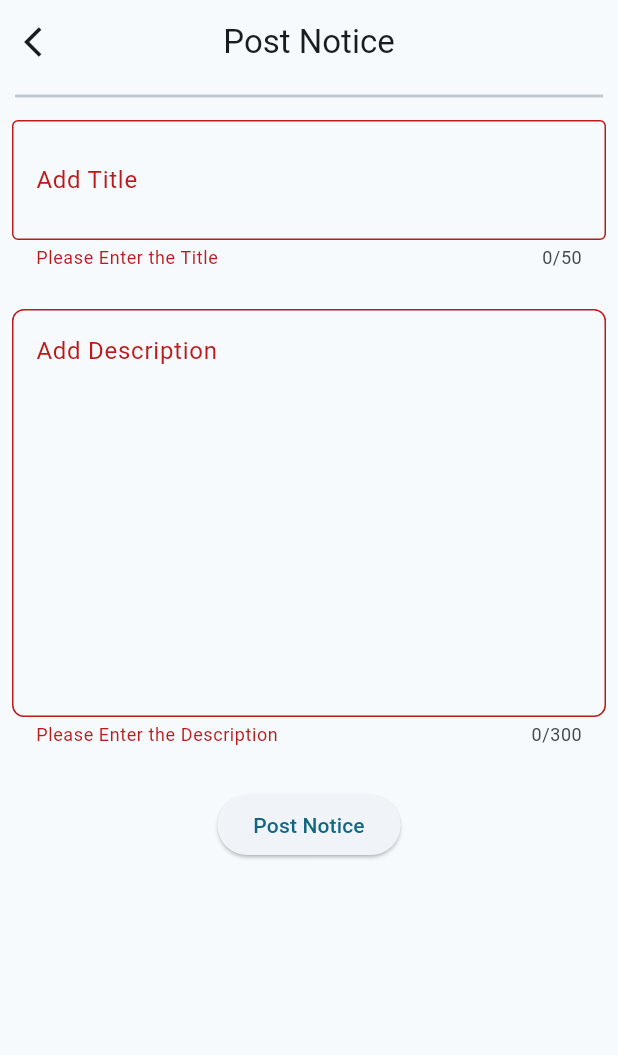
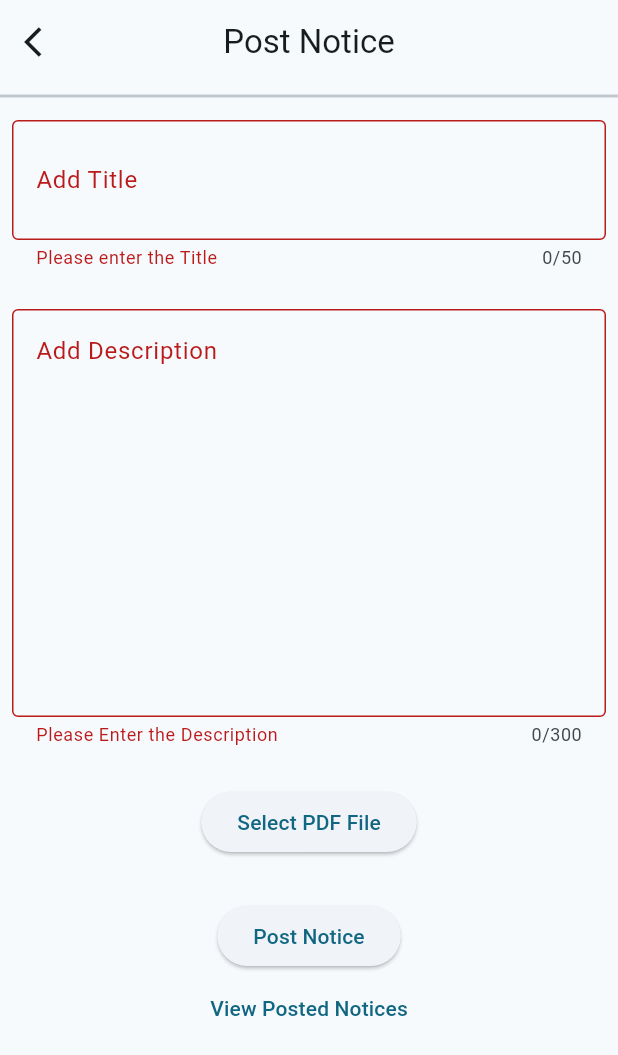
Before and after one commit to Rohit-R-M/SAM_mini_project, a Flutter app: the AddNotice screen opened directly, after a tap on "Post Notice", on a phone screen of 412 x 824 dp. Shown: the top 1055 px of the screen. Run offline on Flutter 3.47's test engine with Material 3 defaults, Android fonts, the phone set to English and light mode, and no system bars; our stand-ins replace cloud_firestore, file_picker, firebase_auth, firebase_core, firebase_database, firebase_storage and 1 more; missing offline and left inert: easy_pdf_viewer; accounts and stored records are empty.

Commit message:
notice added

```diff
--- a/lib/Admin/Home/Notice.dart
+++ b/lib/Admin/Home/Notice.dart
@@ -1,5 +1,9 @@
+import 'dart:io';
 import 'package:cloud_firestore/cloud_firestore.dart';
+import 'package:firebase_storage/firebase_storage.dart';
 import 'package:flutter/material.dart';
+import 'package:file_picker/file_picker.dart';
+import 'adminnotice.dart'; // Ensure this is correct
 
 class AddNotice extends StatefulWidget {
   const AddNotice({super.key});
@@ -9,21 +13,39 @@ class AddNotice extends StatefulWidget {
 }
 
 class _AddNoticeState extends State<AddNotice> {
-  final _formkey = GlobalKey<FormState>();
-
+  final _formKey = GlobalKey<FormState>();
   final _titleController = TextEditingController();
   final _descController = TextEditingController();
+  final _addNoticeCollection = FirebaseFirestore.instance.collection('Posted_Notice');
+  String? _fileUrl;
+  File? _selectedFile;
 
-  final _addnotice = FirebaseFirestore.instance.collection('Posted_Notice');
+  Future<void> uploadFile() async {
+    if (_selectedFile == null) return;
+
+    try {
+      String fileName = DateTime.now().millisecondsSinceEpoch.toString() + '.pdf';
+      Reference ref = FirebaseStorage.instance.ref().child('uploads/$fileName');
+      await ref.putFile(_selectedFile!);
+      _fileUrl = await ref.getDownloadURL();
+    } catch (e) {
+      ScaffoldMessenger.of(context).showSnackBar(
+        SnackBar(content: Text("Failed to upload file: $e")),
+      );
+    }
+  }
 
   Future<void> post() async {
-    if (!_formkey.currentState!.validate()) return;
+    if (!_formKey.currentState!.validate()) return;
+
+    await uploadFile();
 
     try {
-      final uqid = DateTime.now().millisecondsSinceEpoch.toString();  // Better unique ID
-      await _addnotice.doc(uqid).set({
+      final uqid = DateTime.now().millisecondsSinceEpoch.toString();
+      await _addNoticeCollection.doc(uqid).set({
         'title': _titleController.text,
         'desc': _descController.text,
+        'fileUrl': _fileUrl,
       });
 
       ScaffoldMessenger.of(context).showSnackBar(
@@ -33,6 +55,15 @@ class _AddNoticeState extends State<AddNotice> {
       ScaffoldMessenger.of(context).showSnackBar(
         SnackBar(content: Text("Failed to post notice: $e")),
       );
+    }
+  }
+
+  Future<void> selectFile() async {
+    FilePickerResult? result = await FilePicker.platform.pickFiles(type: FileType.custom, allowedExtensions: ['pdf']);
+    if (result != null) {
+      setState(() {
+        _selectedFile = File(result.files.single.path!);
+      });
     }
   }
 
@@ -50,14 +81,10 @@ class _AddNoticeState extends State<AddNotice> {
         centerTitle: true,
       ),
       body: Form(
-        key: _formkey,
+        key: _formKey,
         child: Column(
           children: [
-            const Divider(
-              indent: 10,
-              endIndent: 10,
-              thickness: 2,
-            ),
+            const Divider(thickness: 2),
             Padding(
               padding: const EdgeInsets.all(8.0),
               child: TextFormField(
@@ -70,7 +97,7 @@ class _AddNoticeState extends State<AddNotice> {
                 ),
                 validator: (value) {
                   if (value == null || value.isEmpty) {
-                    return "Please Enter the Title";
+                    return "Please enter the Title";
                   }
                   return null;
                 },
@@ -83,13 +110,11 @@ class _AddNoticeState extends State<AddNotice> {
                 controller: _descController,
                 maxLength: 300,
                 maxLines: 10,
-                decoration: InputDecoration(
+                decoration: const InputDecoration(
                   labelText: "Add Description",
                   alignLabelWithHint: true,
-                  border: OutlineInputBorder(
-                    borderRadius: BorderRadius.circular(8.0),
-                  ),
-                  focusedBorder: const OutlineInputBorder(),
+                  border: OutlineInputBorder(),
+                  focusedBorder: OutlineInputBorder(),
                 ),
                 validator: (value) {
                   if (value == null || value.isEmpty) {
@@ -99,12 +124,32 @@ class _AddNoticeState extends State<AddNotice> {
                 },
               ),
             ),
+            const SizedBox(height: 10),
+            Padding(
+              padding: const EdgeInsets.all(8.0),
+              child: ElevatedButton(
+                onPressed: selectFile,
+                child: const Text("Select PDF File"),
+              ),
+            ),
+            if (_selectedFile != null)
+              Padding(
+                padding: const EdgeInsets.all(8.0),
+                child: Text("Selected file: ${_selectedFile!.path.split('/').last}"),
+              ),
             const SizedBox(height: 20),
             ElevatedButton(
+              onPressed: post,
+              child: const Text("Post Notice"),
+            ),
+            TextButton(
               onPressed: () {
-                post();  // Correct function call
+                Navigator.push(
+                  context,
+                  MaterialPageRoute(builder: (context) => const AdminNoticeScreen()),
+                );
               },
-              child: const Text("Post Notice"),
+              child: const Text("View Posted Notices"),
             ),
           ],
         ),
--- a/pubspec.yaml
+++ b/pubspec.yaml
@@ -42,6 +42,8 @@ dependencies:
   firebase_storage: ^12.3.3
   cloud_firestore: ^5.4.4
   firebase_database: ^11.1.4
+  file_picker: ^8.1.3
+  easy_pdf_viewer: ^1.0.8
 
 dev_dependencies:
   flutter_test:
```
Also changed, not shown: lib/Admin/Home/adminnotice.dart (added, +199 -0 lines), lib/Notice.dart (+119 -20 lines), lib/pdfview.dart (added, +76 -0 lines), pubspec.lock, 2 other files.
